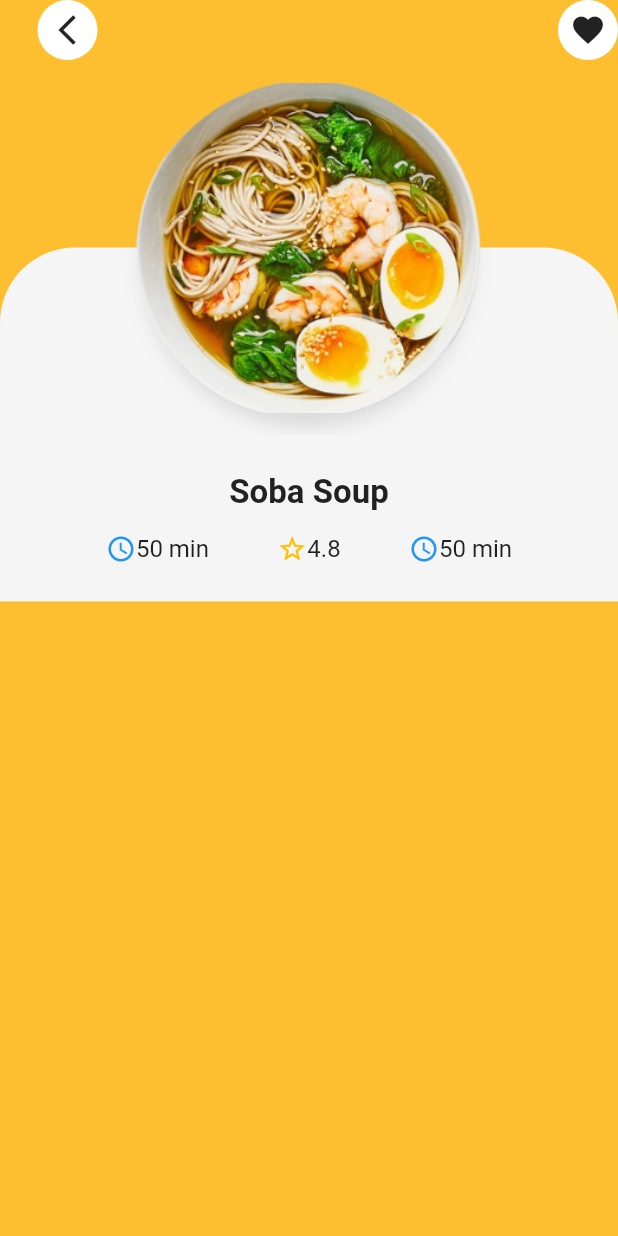
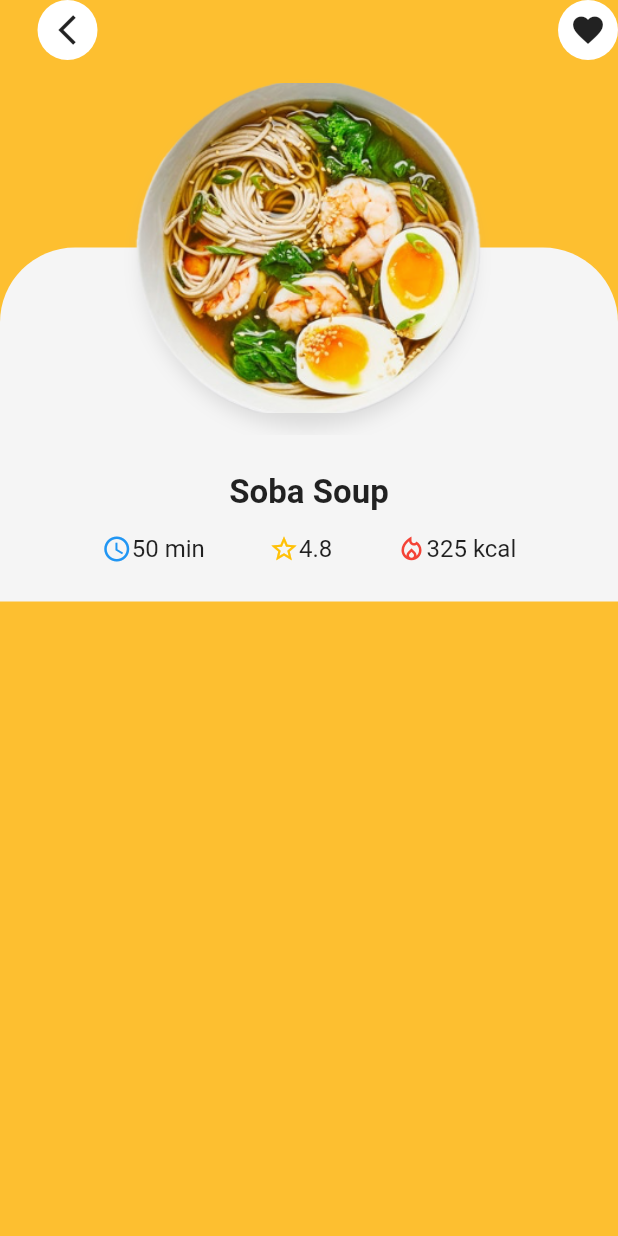
Before and after one commit to beshprakash11/food_delivery, a Flutter app: the DetilPage screen opened directly with sample values from the repository, on a phone screen of 412 x 824 dp. Run offline on Flutter 3.47's test engine with Material 2 defaults, Android fonts, the phone set to English and light mode, and no system bars; our stand-ins replace smooth_page_indicator.

Commit message:
cal added

```diff
--- a/lib/screens/details/widget/food_detail.dart
+++ b/lib/screens/details/widget/food_detail.dart
@@ -35,9 +35,9 @@ class FoodDetail extends StatelessWidget {
                 food.score.toString()
               ),
               _buildIconText(
-                Icons.access_time_outlined,
-                Colors.blue,
-                food.waitTime
+                Icons.local_fire_department_outlined,
+                Colors.red,
+                food.cal
               )
 
             ],
```
